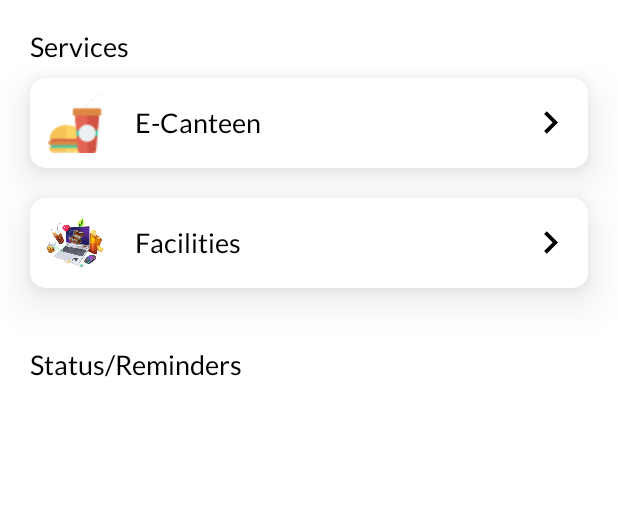
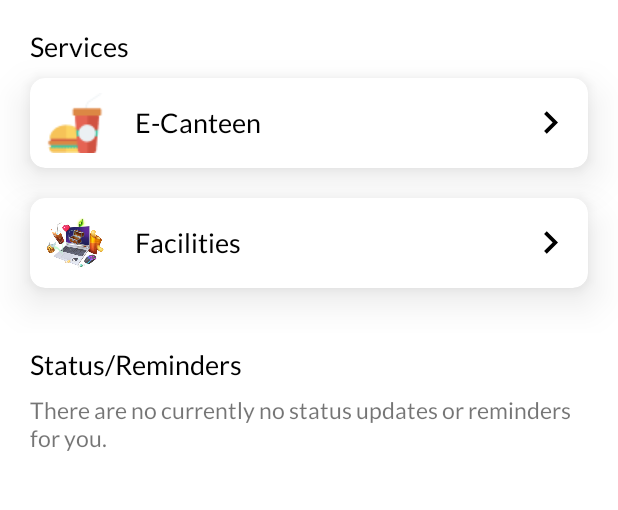
Before and after one commit to Xytrix1103/iicportal, an Android app: the fragment StudentHomeFragment placed in its activity, on a phone screen of 412 x 824 dp, the part 308-818 px from its top. Run offline under Robolectric (Android 15) with nearby library versions, the phone set to English and light mode, and no system bars; our stand-ins replace Firebase (no records; nobody signed in at launch, a user with empty details on screens opened directly); 2 statements that could not run were skipped.

Commit message:
minor bug fixes

```diff
--- a/app/src/main/java/com/iicportal/fragments/StudentHomeFragment.java
+++ b/app/src/main/java/com/iicportal/fragments/StudentHomeFragment.java
@@ -295,7 +295,7 @@ public class StudentHomeFragment extends Fragment {
                         // Update description if current time is within booking time range
                         if ((currentTimestamp >= bookingStatus.getStartTimestamp() && currentTimestamp < bookingStatus.getEndTimestamp()) && bookingStatus.getState().equals("before")) {
                             bookingStatus.setDescription(String.format("Hey there, your %s booking for today at %s has started. Just reminding you in case you forgot!",
-                                    bookingStatus.getFacilityName(), new SimpleDateFormat("h:mma").format(bookingStatus.getStartTimestamp()) + "-" + new SimpleDateFormat("h:mma").format(bookingStatus.getEndTimestamp())));
+                                    bookingStatus.getFacilityName(), new SimpleDateFormat("h:mma").format(bookingStatus.getStartTimestamp()) + " - " + new SimpleDateFormat("h:mma").format(bookingStatus.getEndTimestamp())));
                             bookingStatus.setTimestamp(System.currentTimeMillis());
                             bookingStatus.setState("ongoing");
 
--- a/app/src/main/res/layout/student_home_fragment.xml
+++ b/app/src/main/res/layout/student_home_fragment.xml
@@ -220,8 +220,7 @@
 					android:layout_below="@id/statusText"
 					android:layout_marginVertical="10dp"
 					android:text="@string/status_empty"
-					android:textSize="15sp"
-					android:visibility="gone" />
+					android:textSize="15sp" />
 
 				<androidx.recyclerview.widget.RecyclerView
 					android:id="@+id/statusRecyclerView"
```
